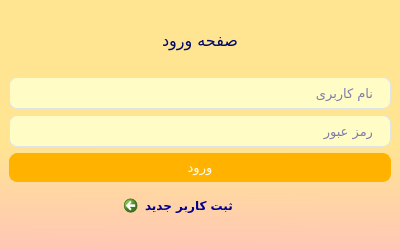
The window that Login/ui/login_page.ui (hackamer/Rava) describes before a commit, drawn with Qt 5.
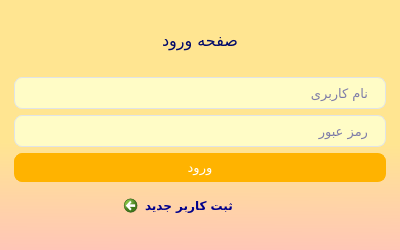
The same window after the commit. Icons and pictures are not drawn.

Diff of the .ui file:
```diff
--- a/Login/ui/login_page.ui
+++ b/Login/ui/login_page.ui
@@ -264,12 +264,33 @@
 </string>
   </property>
   <widget class="QWidget" name="centralwidget">
+   <property name="styleSheet">
+    <string notr="true"/>
+   </property>
    <layout class="QGridLayout" name="gridLayout_2">
+    <property name="leftMargin">
+     <number>14</number>
+    </property>
+    <property name="rightMargin">
+     <number>14</number>
+    </property>
     <property name="bottomMargin">
      <number>0</number>
     </property>
     <item row="0" column="0">
      <layout class="QGridLayout" name="gl_login">
+      <property name="leftMargin">
+       <number>0</number>
+      </property>
+      <property name="topMargin">
+       <number>0</number>
+      </property>
+      <property name="rightMargin">
+       <number>0</number>
+      </property>
+      <property name="bottomMargin">
+       <number>0</number>
+      </property>
       <item row="5" column="1">
        <widget class="QCommandLinkButton" name="lnk_signup">
         <property name="font">
```
